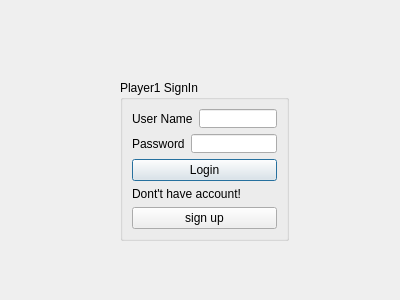
Jolinejo/Advanced-Tic-Tac-Toe, file tictactoev/signin.ui: the form before one commit.
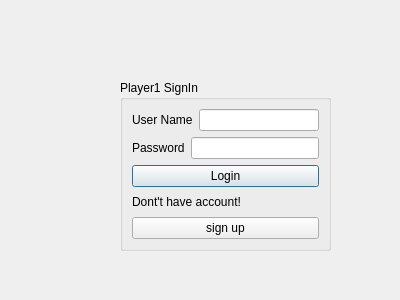
The form after the commit.

Patch:
```diff
--- a/tictactoev/signin.ui
+++ b/tictactoev/signin.ui
@@ -18,8 +18,8 @@
     <rect>
      <x>120</x>
      <y>80</y>
-     <width>169</width>
-     <height>161</height>
+     <width>211</width>
+     <height>171</height>
     </rect>
    </property>
    <property name="title">
```
